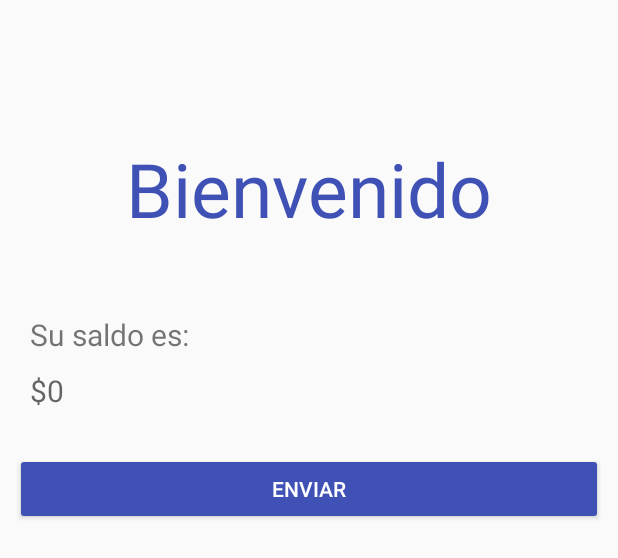
After one commit to un-sei2019i-labs-tma/bank, an Android app: the layout activity_home_user.xml on its own in the app's theme, with its tools: preview values and no code run, on a phone screen of 412 x 824 dp. The commit adds this screen. Shown: the top 558 px of the screen. Run offline under Robolectric (Android 15) with nearby library versions, the phone set to English and light mode, and no system bars.

Commit message:
ui lab 5

```diff
--- /dev/null
+++ b/mobile_app/BankApp/app/src/main/res/layout/activity_home_user.xml
@@ -0,0 +1,67 @@
+<?xml version="1.0" encoding="utf-8"?>
+<android.support.constraint.ConstraintLayout
+    xmlns:android="http://schemas.android.com/apk/res/android"
+    xmlns:app="http://schemas.android.com/apk/res-auto"
+    xmlns:tools="http://schemas.android.com/tools"
+    android:layout_width="match_parent"
+    android:layout_height="match_parent">
+
+    <TextView
+        android:id="@+id/texthomeuser"
+        android:layout_width="wrap_content"
+        android:layout_height="wrap_content"
+        android:layout_marginTop="92dp"
+        android:text="@string/bienvenidohomeuser"
+        android:textAppearance="@style/TextAppearance.AppCompat.Body1"
+        android:textColor="#3F51B5"
+        android:textColorHighlight="#0017299B"
+        android:textSize="50sp"
+        app:layout_constraintEnd_toEndOf="parent"
+        app:layout_constraintStart_toStartOf="parent"
+        app:layout_constraintTop_toTopOf="parent" />
+
+    <Button
+        android:id="@+id/buttontosendmenu"
+        android:layout_width="match_parent"
+        android:layout_height="wrap_content"
+        android:layout_marginStart="10dp"
+        android:layout_marginTop="28dp"
+        android:layout_marginEnd="10dp"
+        android:backgroundTint="#3F51B5"
+        android:onClick="logIn"
+        android:text="@string/buttontosend"
+        android:textColor="#FFFFFF"
+        android:textColorHighlight="#FFFEFE"
+        app:layout_constraintEnd_toEndOf="parent"
+        app:layout_constraintHorizontal_bias="0.0"
+        app:layout_constraintStart_toStartOf="parent"
+        app:layout_constraintTop_toBottomOf="@+id/editbalance" />
+
+    <TextView
+        android:id="@+id/textsaldoes"
+        android:layout_width="match_parent"
+        android:layout_height="wrap_content"
+        android:layout_marginStart="20dp"
+        android:layout_marginTop="50dp"
+        android:layout_marginEnd="20dp"
+        android:text="@string/su_saldo_es"
+        android:textSize="20sp"
+        app:layout_constraintEnd_toEndOf="parent"
+        app:layout_constraintStart_toStartOf="parent"
+        app:layout_constraintTop_toBottomOf="@+id/texthomeuser" />
+
+    <TextView
+        android:id="@+id/editbalance"
+        android:layout_width="match_parent"
+        android:layout_height="wrap_content"
+        android:layout_marginStart="20dp"
+        android:layout_marginTop="10dp"
+        android:layout_marginEnd="20dp"
+        android:hint="@string/saldoactual"
+        android:textSize="20sp"
+        android:inputType="numberDecimal"
+        app:layout_constraintEnd_toEndOf="parent"
+        app:layout_constraintStart_toStartOf="parent"
+        app:layout_constraintTop_toBottomOf="@+id/textsaldoes" />
+
+</android.support.constraint.ConstraintLayout>
--- a/mobile_app/BankApp/app/src/main/res/values/strings.xml
+++ b/mobile_app/BankApp/app/src/main/res/values/strings.xml
@@ -4,5 +4,10 @@
     <string name="homepage">Login</string>
     <string name="User">Usuario</string>
     <string name="Login">login</string>
-    <string name="Register">Register</string>
+    <string name="bienvenidohomeuser">Bienvenido</string>
+    <string name="buttontosend">enviar</string>
+    <string name="su_saldo_es">Su saldo es:</string>
+    <string name="saldoactual">$0</string>
+    <string name="buttonsendmoney">enviar</string>
+    <string name="sendpage">Enviar</string>
 </resources>
```
Also changed, not shown: mobile_app/BankApp/app/src/main/res/layout/activity_send_user.xml (added, +67 -0 lines).
